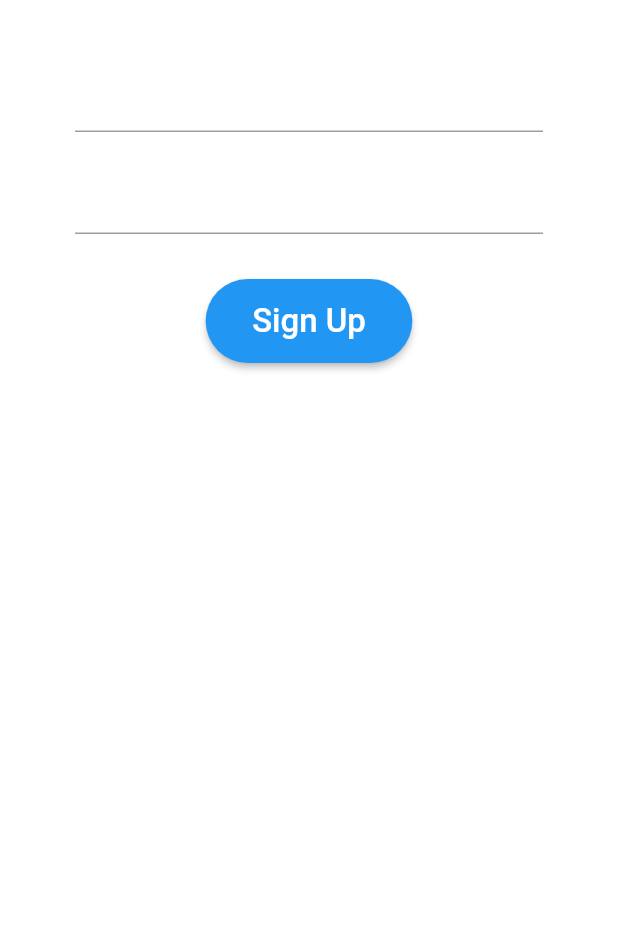
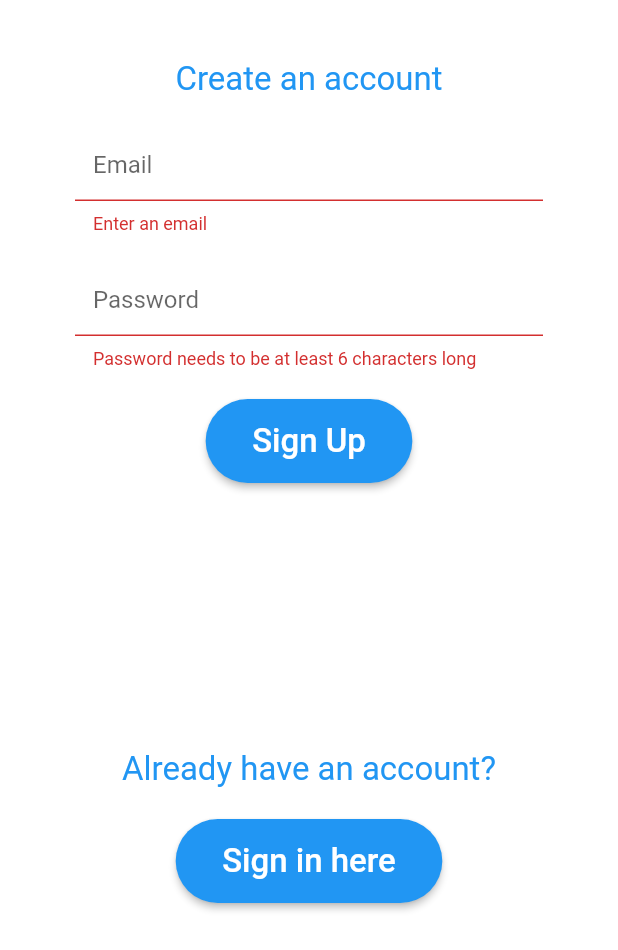
Before and after one commit to chongyongrui/pawductive-app, a Flutter app: the Register screen opened directly, after a tap on "Sign Up", on a phone screen of 412 x 824 dp. Shown: the top 950 px of the screen. Run offline on Flutter 3.47's test engine with Material 2 defaults, Android fonts, the light colour scheme and no system bars; our stand-ins replace cloud_firestore, firebase_auth, firebase_core, flutter_spinkit, fluttertoast, getwidget and 5 more; missing offline and left inert: event, syncfusion_flutter_core; accounts and stored records are empty; Roboto replaces fonts that are missing (Chewy); statements that could not run were skipped.

Commit message:
added firebase backened, created login,signin pages and other minor upgrade like loading screen

```diff
--- a/lib/page/authetications/register.dart
+++ b/lib/page/authetications/register.dart
@@ -1,9 +1,11 @@
 import 'package:flutter/material.dart';
 import 'package:google_fonts/google_fonts.dart';
+import 'package:timer/model/shared/loading.dart';
 import 'package:timer/page/services/auth.dart';
 
 class Register extends StatefulWidget {
-  const Register({Key? key}) : super(key: key);
+  final toggleView;
+  Register({this.toggleView});
 
   @override
   State<Register> createState() => _RegisterState();
@@ -11,41 +13,69 @@ class Register extends StatefulWidget {
 
 class _RegisterState extends State<Register> {
   final AuthService _auth = AuthService();
+  final _formKey = GlobalKey<FormState>();
+  bool loading = false;
+
   //text field state
   String email = "";
   String password = "";
-
+  String error ="";
 
   @override
   Widget build(BuildContext context) {
-    return Scaffold(
+    return loading ? Loading():  Scaffold(
       backgroundColor: Colors.white,
 
 
       body: Container(
         padding: EdgeInsets.symmetric(vertical: 20.0, horizontal: 50.0),
         child: Form(
+          key: _formKey,
           child: Column(
             children: <Widget>[
-
+              SizedBox(height: 20),
+              Text( "Create an account", style: GoogleFonts.chewy(
+                  color: Colors.blue,
+                  fontSize: 22.0
+              )),
               SizedBox(height:20),
               TextFormField(
+                decoration: InputDecoration(
+                  hintText: "Email",
+                  fillColor: Colors.white10,
+                  filled: true,
+                ),
+                validator: (val) => val!.isEmpty ? "Enter an email" : null,
                 onChanged: (val){
                   setState(() => email = val);
                 },
               ),
               SizedBox(height: 20),
               TextFormField(
+                decoration: InputDecoration(
+                  hintText: "Password",
+                  fillColor: Colors.white10,
+                  filled: true,
+                ),
                 obscureText: true,
+                validator: (val) => val!.length < 6 ? "Password needs to be at least 6 characters long" : null,
                 onChanged: (val){
                   setState(() => password = val);
                 },
               ),
-              SizedBox(height: 30),
+              SizedBox(height: 20),
               RaisedButton(
                   onPressed: () async {
-                    print(email);
-                    print(password);
+                    if (_formKey.currentState!.validate()){
+                      setState(()=>loading = true);
+                      dynamic result = await _auth.registerWithEmailAndPassword(email, password);
+                      if (result==null) {
+                        setState((){
+                          error = 'please supply a valid email';
+                          loading = false;
+                        });
+                      }
+                    }
                   },
                   color: Colors.blue,
                   shape: RoundedRectangleBorder(
@@ -61,7 +91,40 @@ class _RegisterState extends State<Register> {
                           )
                       )
                   )
-              )
+              ),
+
+              SizedBox(height: 12,),
+              Text(
+                error,
+                style: TextStyle(color: Colors.red, fontSize: 14.0),
+              ),
+
+              SizedBox(height: 150),
+              Text( "Already have an account?", style: GoogleFonts.chewy(
+                  color: Colors.blue,
+                  fontSize: 22.0
+              )),
+              SizedBox(height: 20),
+
+              RaisedButton(
+                  onPressed: () {
+                   widget.toggleView();
+                  },
+                  color: Colors.blue,
+                  shape: RoundedRectangleBorder(
+                    borderRadius: BorderRadius.circular(100.0),
+                  ),
+
+                  child: Padding(
+                      padding: EdgeInsets.all(15.0),
+                      child: Text("Sign in here",
+                          style: GoogleFonts.chewy(
+                              color: Colors.white,
+                              fontSize: 22.0
+                          )
+                      )
+                  )
+              ),
 
             ],
           ),
--- /dev/null
+++ b/lib/page/services/database.dart
@@ -0,0 +1,23 @@
+import "package:cloud_firestore/cloud_firestore.dart";
+
+class DatabaseService {
+
+  final String? uid;
+  DatabaseService( {this.uid});
+  //collection reference
+  final CollectionReference UserDataCollection = FirebaseFirestore.instance.collection("User Data");
+
+  Future updateUserData(int points, int level) async {
+    return await UserDataCollection.doc(uid).set({
+     "points" : points,
+      "level" : level,
+  });
+}
+
+//get the user data stream
+
+  Stream<QuerySnapshot> get userdata {
+    return UserDataCollection.snapshots();
+  }
+
+}
--- a/lib/page/timer_page.dart
+++ b/lib/page/timer_page.dart
@@ -122,7 +122,7 @@ class _picktimeState extends State<picktime> {
         ),
 
      */
-        _IntegerExample()
+        _IntegerExample(),
 
 
       ),
@@ -359,6 +359,8 @@ class _TimerPageState extends State<TimerPage> with WidgetsBindingObserver
 
                                                           },
 
+
+
                                                           color: Colors.blue,
                                                           shape: RoundedRectangleBorder(
                                                             borderRadius: BorderRadius.circular(100.0),
--- a/pubspec.yaml
+++ b/pubspec.yaml
@@ -51,6 +51,7 @@ dependencies:
   firebase_auth: ^3.3.18
   cloud_firestore: ^3.1.16
   firebase_core: ^1.17.0
+  flutter_spinkit: ^5.1.0
 
 
 dev_dependencies:
```
Also changed, not shown: lib/model/shared/loading.dart (added, +19 -0 lines), lib/page/authetications/authenticate.dart (+13 -3 lines), lib/page/authetications/sign_in.dart (+73 -11 lines), lib/page/profilehomepage.dart (+12 -1 lines), lib/page/services/auth.dart (+32 -0 lines), lib/page/userdatalist.dart (added, +24 -0 lines), pubspec.lock.
